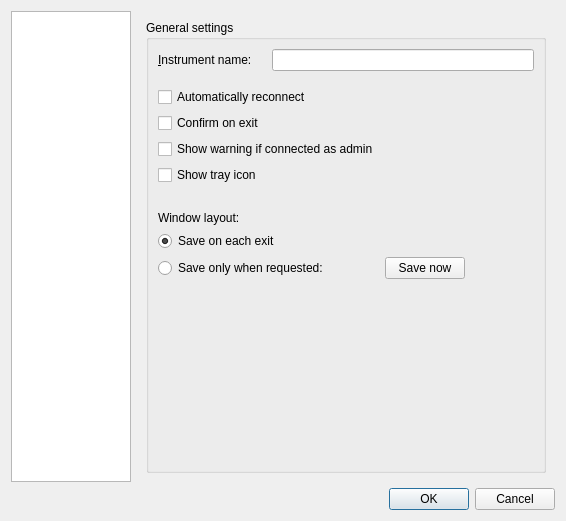
Above: nicos/clients/gui/dialogs/settings.ui from mlz-ictrl/nicos before the change. Below: the same form after it.
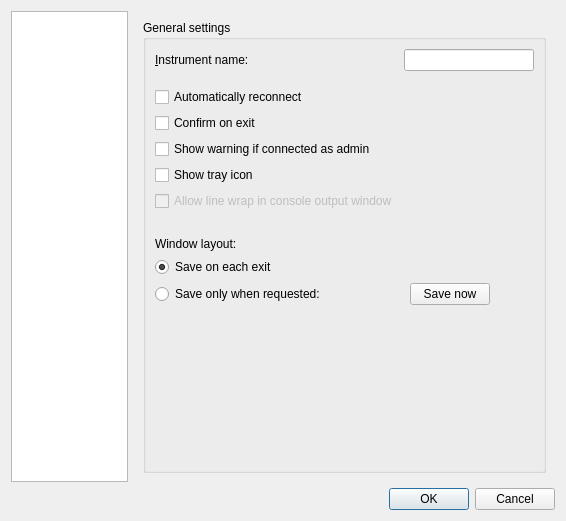
That is the form after the change.

Commit message:
Allow switchable wrapping in console output
Add user options and a toggle action to switch the wrapping behaviour
in the console output window.

The value in the settings dialog is readonly, toggling is done via
the Action supplied by the panel.

```diff
--- a/nicos/clients/gui/dialogs/settings.ui
+++ b/nicos/clients/gui/dialogs/settings.ui
@@ -33,7 +33,7 @@
           <string>General settings</string>
          </property>
          <layout class="QGridLayout" name="gridLayout_3">
-          <item row="6" column="0">
+          <item row="7" column="0">
            <spacer name="verticalSpacer_3">
             <property name="orientation">
              <enum>Qt::Vertical</enum>
@@ -49,7 +49,7 @@
             </property>
            </spacer>
           </item>
-          <item row="9" column="2">
+          <item row="10" column="2">
            <widget class="QPushButton" name="saveLayoutBtn">
             <property name="sizePolicy">
              <sizepolicy hsizetype="Fixed" vsizetype="Fixed">
@@ -62,7 +62,7 @@
             </property>
            </widget>
           </item>
-          <item row="10" column="0">
+          <item row="11" column="0">
            <spacer name="verticalSpacer_2">
             <property name="orientation">
              <enum>Qt::Vertical</enum>
@@ -75,7 +75,7 @@
             </property>
            </spacer>
           </item>
-          <item row="7" column="0">
+          <item row="8" column="0">
            <widget class="QLabel" name="label">
             <property name="text">
              <string>Window layout:</string>
@@ -108,7 +108,7 @@
             </property>
            </spacer>
           </item>
-          <item row="8" column="0" colspan="2">
+          <item row="9" column="0" colspan="2">
            <widget class="QRadioButton" name="autoSaveLayout">
             <property name="text">
              <string>Save on each exit</string>
@@ -118,7 +118,7 @@
             </property>
            </widget>
           </item>
-          <item row="9" column="0" colspan="2">
+          <item row="10" column="0" colspan="2">
            <widget class="QRadioButton" name="manualSaveLayout">
             <property name="text">
              <string>Save only when requested:       </string>
@@ -146,7 +146,7 @@
             </property>
            </widget>
           </item>
-          <item row="9" column="3">
+          <item row="10" column="3">
            <spacer name="horizontalSpacer">
             <property name="orientation">
              <enum>Qt::Horizontal</enum>
@@ -179,6 +179,16 @@
             </property>
            </widget>
           </item>
+          <item row="6" column="0">
+           <widget class="QCheckBox" name="allowOutputLineWrap">
+            <property name="enabled">
+             <bool>false</bool>
+            </property>
+            <property name="text">
+             <string>Allow line wrap in console output window</string>
+            </property>
+           </widget>
+          </item>
          </layout>
         </widget>
        </item>
```
The commit also changes 4 other files.
